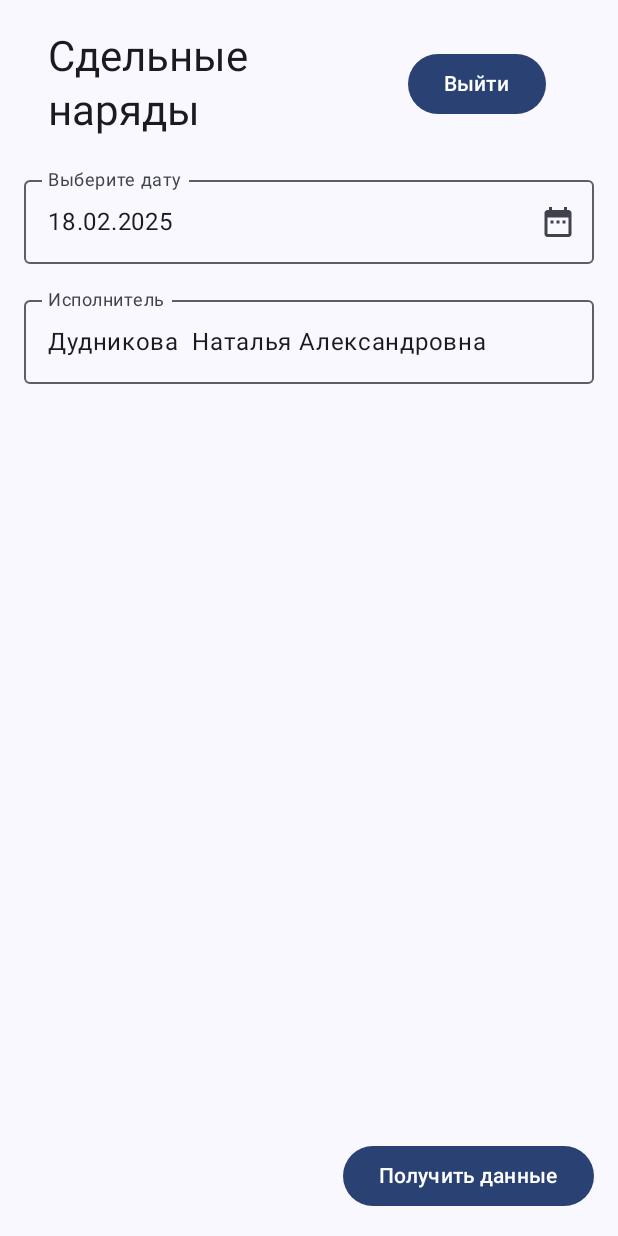
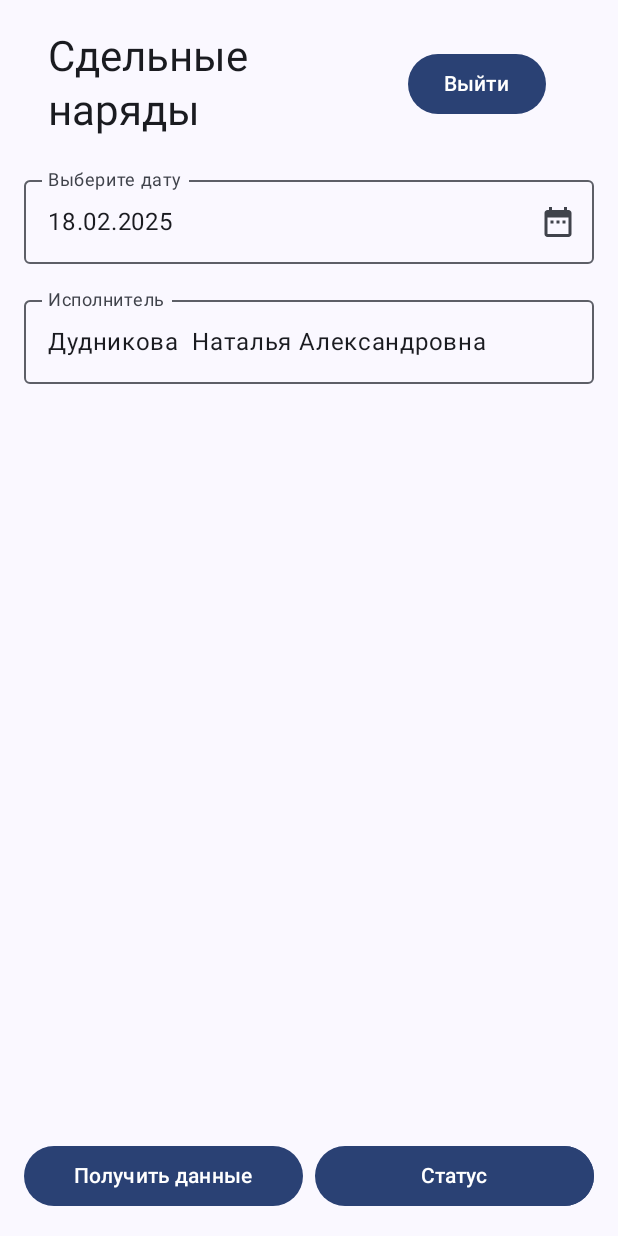
Before and after one commit to baranskiytexdar/GProgerApp1, an Android app built with Jetpack Compose: the composable MainScreen shown on its own in the app's theme, on a phone screen of 412 x 824 dp. Run offline under Robolectric (Android 15) with nearby library versions, the phone set to English and light mode, and no system bars; libraries missing offline, so code that uses them is left out: retrofit2.converter.simplexml; 1 statement that could not run was skipped.

```diff
--- a/app/build.gradle.kts
+++ b/app/build.gradle.kts
@@ -110,4 +110,8 @@ dependencies {
     // Lifecycle
     implementation("androidx.lifecycle:lifecycle-viewmodel-compose:2.7.0")
     implementation("androidx.lifecycle:lifecycle-runtime-compose:2.7.0")
+
+    val lifecycleVersion = "2.6.1"
+    implementation("androidx.lifecycle:lifecycle-viewmodel-ktx:$lifecycleVersion")
+    implementation("androidx.lifecycle:lifecycle-runtime-ktx:$lifecycleVersion")
 }
--- a/app/src/main/java/com/example/gprogerapp1/MainActivity.kt
+++ b/app/src/main/java/com/example/gprogerapp1/MainActivity.kt
@@ -260,9 +260,45 @@ fun MainScreen(
                     .align(Alignment.BottomEnd)
                     .padding(16.dp)
             ) {
-                Text("Получить данные")
+                Text("Получить задание")
             }
         }
+
+        if (!selectionMode) {
+            Row(
+                modifier = Modifier
+                    .align(Alignment.BottomEnd)
+                    .padding(16.dp),
+                horizontalArrangement = Arrangement.spacedBy(8.dp)
+            ) {
+                Button(
+                    onClick = {
+                        viewModel.fetchOperations(
+                            date = apiFormattedDate,
+                            performer = ispolnitel
+                        )
+                        showResults = true
+                    },
+                    modifier = Modifier.weight(1f)
+                ) {
+                    Text("Получить данные")
+                }
+
+                Button(
+                    onClick = {
+                        viewModel.fetchStatus(
+                            date = apiFormattedDate,
+                            performer = ispolnitel
+                        )
+                        showResults = true
+                    },
+                    modifier = Modifier.weight(1f)
+                ) {
+                    Text("Статус")
+                }
+            }
+        }
+
     }
 }
 
--- a/app/src/main/java/com/example/gprogerapp1/api/RetrofitClient.kt
+++ b/app/src/main/java/com/example/gprogerapp1/api/RetrofitClient.kt
@@ -12,7 +12,7 @@ import android.util.Base64
 import android.util.Log
 
 object RetrofitClient {
-    private const val BASE_URL = "http://192.168.5.28/unf_5/ws/"
+    private const val BASE_URL = "http://192.168.5.28/unf_5_backup/ws/"
     private var USERNAME: String = "БаранскийИ"
     private var PASSWORD: String = "Nhbrjnf9"
 
@@ -100,6 +100,11 @@ object RetrofitClient {
 <soap-env:Envelope xmlns:soap-env="http://schemas.xmlsoap.org/soap/envelope/"><soap-env:Body><ns0:GetOperationsQueue xmlns:ns0="http://wsproduction.ru"><ns0:Date>$date</ns0:Date><ns0:performer>$performer</ns0:performer></ns0:GetOperationsQueue></soap-env:Body></soap-env:Envelope>"""
     }
 
+    fun createStatusSoapEnvelope(date: String, performer: String): String {
+        return """<?xml version='1.0' encoding='utf-8'?>
+<soap-env:Envelope xmlns:soap-env="http://schemas.xmlsoap.org/soap/envelope/"><soap-env:Body><ns0:GetData xmlns:ns0="http://wsproduction.ru"><ns0:Date>$date</ns0:Date><ns0:performer>$performer</ns0:performer></ns0:GetData></soap-env:Body></soap-env:Envelope>"""
+    }
+
     // Создаем RequestBody из строки SOAP-запроса
     fun createRequestBody(soapEnvelope: String): RequestBody {
         val mediaType = "text/xml; charset=utf-8".toMediaTypeOrNull()
```
Also changed, not shown: app/src/main/java/com/example/gprogerapp1/OneCViewModel.kt (+32 -1 lines), app/src/main/java/com/example/gprogerapp1/api/OneCRepository.kt (+70 -0 lines).
